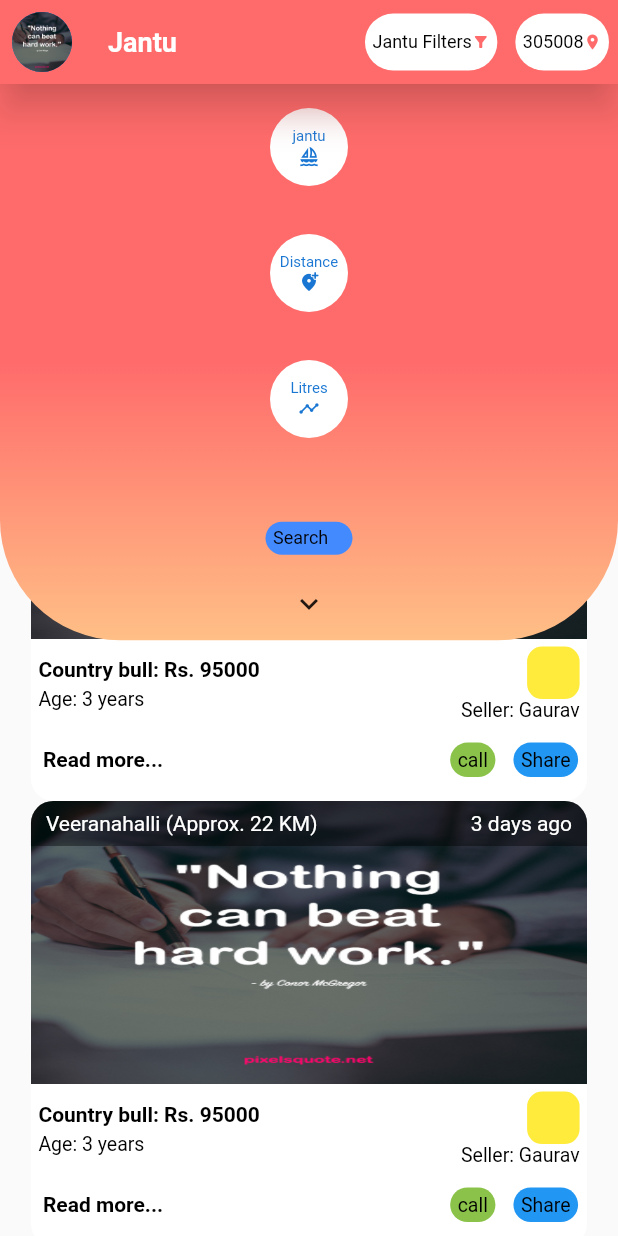
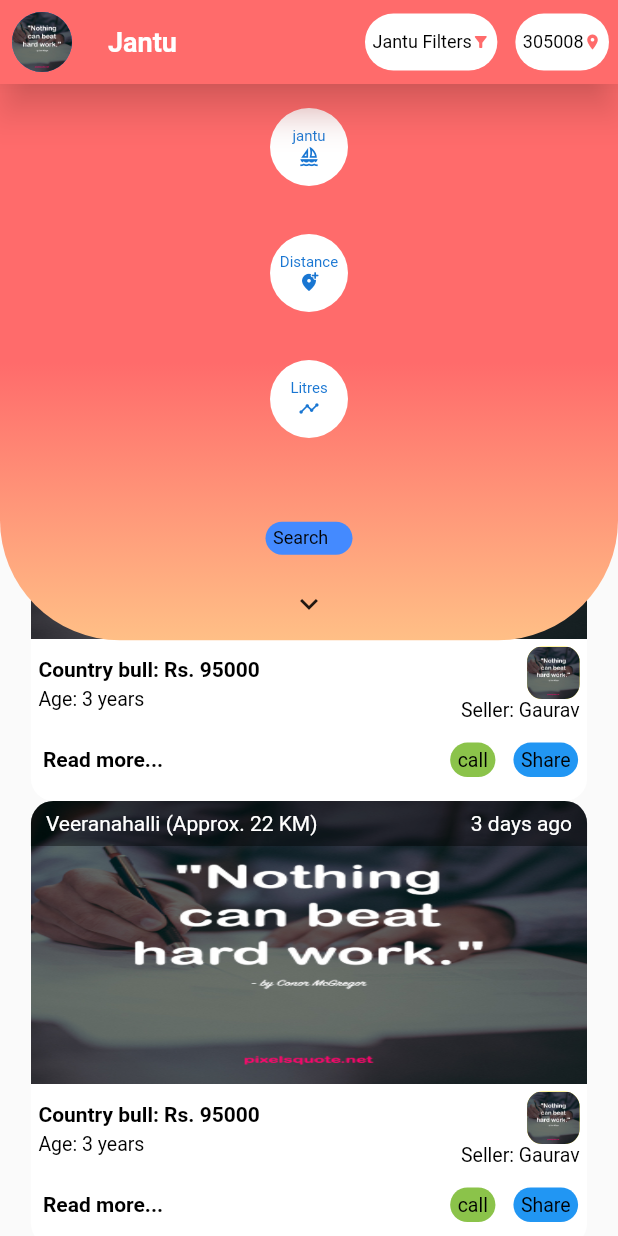
Before and after one commit to yashchaudhari109/lets_buy, a Flutter app: the screen it shows after launch, on a phone screen of 412 x 824 dp. Run offline on Flutter 3.47's test engine with Material 2 defaults, Android fonts, the phone set to English and light mode, and no system bars.

Commit message:
Update cardBottom.dart

```diff
--- a/lib/Component/cardBottom.dart
+++ b/lib/Component/cardBottom.dart
@@ -1,6 +1,7 @@
 import 'package:flutter/material.dart';
 import 'package:lets_buy/Component/appbarContainer.dart';
 import 'package:lets_buy/Component/customizedtext.dart';
+import 'package:lets_buy/constant.dart';
 
 class CardBottom extends StatefulWidget {
   const CardBottom({Key? key}) : super(key: key);
@@ -48,6 +49,8 @@ class _CardBottomState extends State<CardBottom> {
                       decoration: BoxDecoration(
                         borderRadius: BorderRadius.circular(10.0),
                         color: Colors.yellow,
+                        image: DecorationImage(
+                            image: AssetImage(Kimage), fit: BoxFit.fill),
                       ),
                       height: 35.0,
                       width: 35.0,
```
